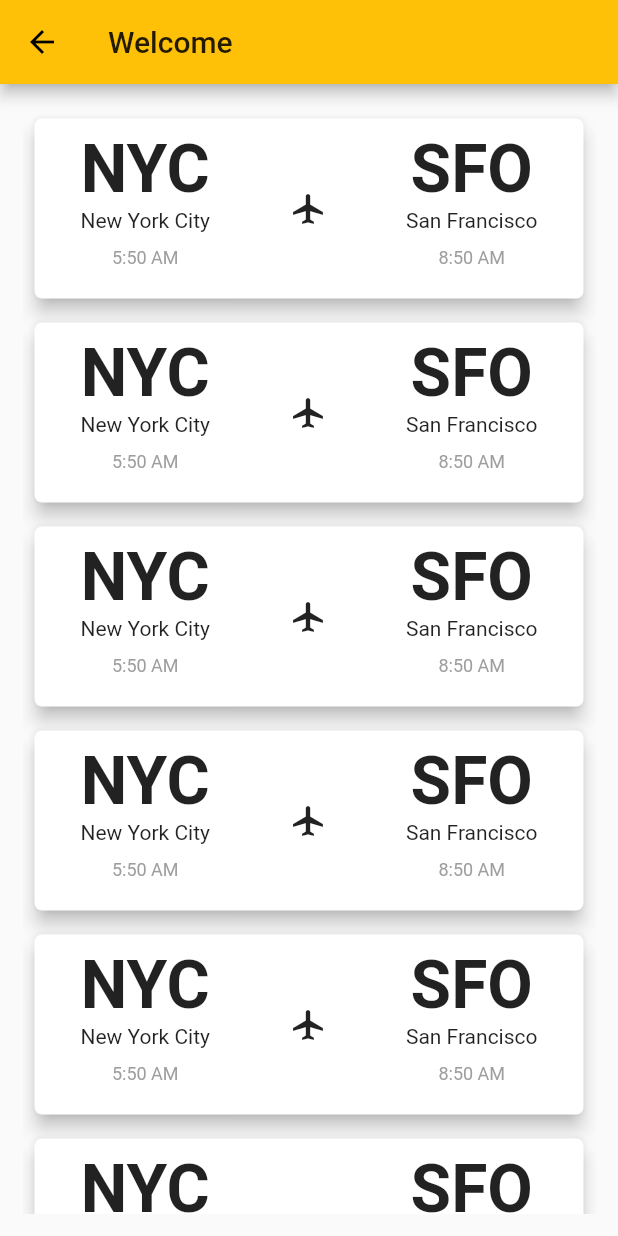
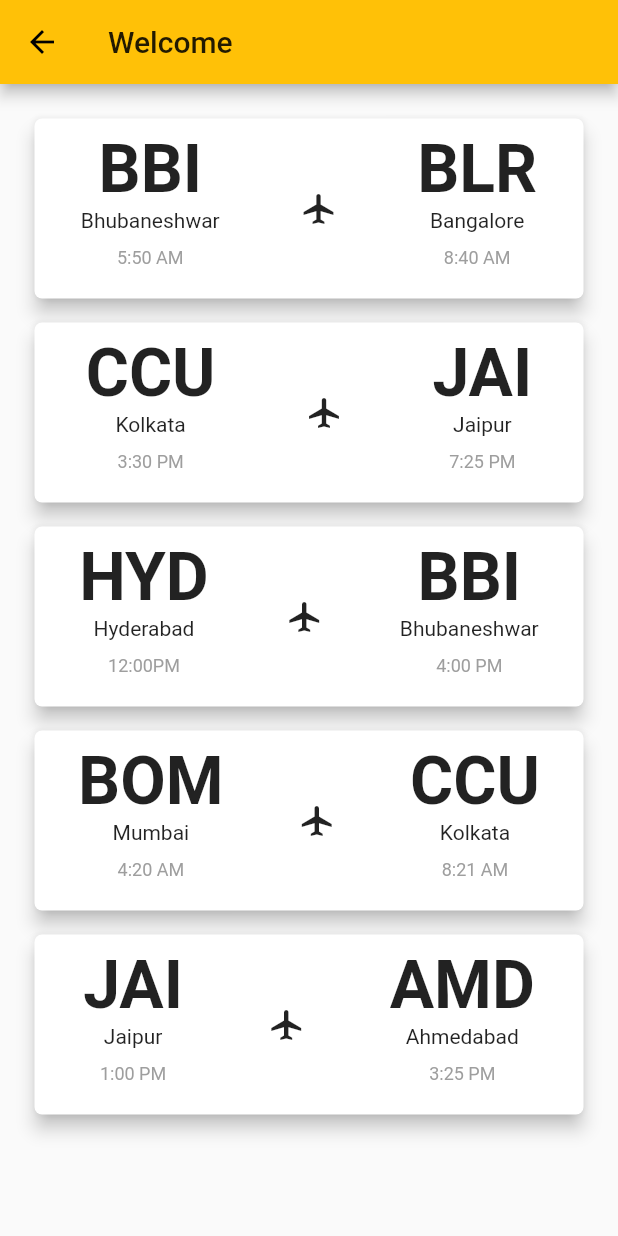
Before and after one commit to PoojaB26/FlightBookingFlutter, a Flutter app: the screen it shows after launch, after a tap on "Proceed", on a phone screen of 412 x 824 dp. Run offline on Flutter 3.47's test engine with Material 2 defaults, Android fonts, the phone set to English and light mode, and no system bars.

```diff
--- a/lib/flight_details_card.dart
+++ b/lib/flight_card.dart
@@ -1,14 +1,17 @@
 import 'package:flutter/material.dart';
 import 'flights_details_screen.dart';
+import 'flight_model.dart';
 
 
-class FlightDetailsCard extends StatelessWidget{
+class FlightCard extends StatelessWidget{
   final String passengerName;
   final bool isClickable;
+  final Flight flight;
 
-  FlightDetailsCard({
+  FlightCard({
     this.passengerName,
-    this.isClickable
+    this.isClickable,
+    this.flight,
   });
 
 
@@ -36,7 +39,9 @@ class FlightDetailsCard extends StatelessWidget{
         Navigator.of(context).push(
             MaterialPageRoute(
                 builder: (BuildContext context)
-                => FlightDetailScreen(passengerName: passengerName,)))
+                => FlightDetailScreen(
+                    passengerName: passengerName,
+                flight: flight)))
             :null;
       },
       child: Card(
@@ -49,9 +54,9 @@ class FlightDetailsCard extends StatelessWidget{
             mainAxisSize: MainAxisSize.max,
             mainAxisAlignment: MainAxisAlignment.spaceAround,
             children: <Widget>[
-              _cityStyle("NYC", "New York City", "5:50 AM"),
+              _cityStyle(flight.from, flight.fromCity, flight.departTime),
               Icon(Icons.airplanemode_active),
-              _cityStyle("SFO", "San Francisco", "8:50 AM"),
+              _cityStyle(flight.to, flight.toCity, flight.arriveTime),
             ],
           ),
         ),
--- /dev/null
+++ b/lib/flight_dummy.dart
@@ -0,0 +1,23 @@
+import 'flight_model.dart';
+
+class FlightsMockData {
+
+  static var articleCount = 5;
+
+  static var from = ["BBI", "CCU", "HYD", "BOM", "JAI"];
+  static var to = ["BLR", "JAI", "BBI", "CCU", "AMD"];
+  static var fromCity = ["Bhubaneshwar", "Kolkata", "Hyderabad", "Mumbai", "Jaipur"];
+  static var toCity = ["Bangalore", "Jaipur", "Bhubaneshwar", "Kolkata", "Ahmedabad"];
+  static var departTime = ["5:50 AM", "3:30 PM", "12:00PM", "4:20 AM", "1:00 PM"];
+  static var arriveTime = ["8:40 AM", "7:25 PM", "4:00 PM", "8:21 AM", "3:25 PM"];
+
+  static getFlights(int position) {
+    return Flight(from[position],
+        to[position],
+        fromCity[position],
+        toCity[position],
+        departTime[position],
+        arriveTime[position]);
+  }
+
+}
--- a/lib/flight_list_screen.dart
+++ b/lib/flight_list_screen.dart
@@ -1,7 +1,12 @@
 import 'package:flutter/material.dart';
-import 'flight_details_card.dart';
+import 'flight_card.dart';
+import 'flight_dummy.dart';
+import 'flight_model.dart';
+
 
 class FlightListScreen extends StatelessWidget{
+
+  Flight flight;
 
   final String userFullName;
   FlightListScreen({this.userFullName});
@@ -13,14 +18,19 @@ class FlightListScreen extends StatelessWidget{
         body: Padding(
           padding: const EdgeInsets.all(15.0),
           child: ListView.builder(
-              itemCount: 15,
-              itemBuilder: (context, index) => Padding(
+
+              itemCount: 5,
+              itemBuilder: (context, index) {
+                flight = FlightsMockData.getFlights(index);
+                return Padding(
                 padding: const EdgeInsets.all(8.0),
-                child: FlightDetailsCard(
+                child: FlightCard(
                   passengerName: userFullName,
                   isClickable: true,
+                  flight: flight,
                 ),
-              )),
+              );
+              }),
         )
     );
   }
--- /dev/null
+++ b/lib/flight_model.dart
@@ -0,0 +1,17 @@
+class Flight{
+  String from;
+  String to;
+  String fromCity;
+  String toCity;
+  String departTime;
+  String arriveTime;
+
+  Flight(
+    this.from,
+    this.to,
+    this.fromCity,
+    this.toCity,
+    this.departTime,
+    this.arriveTime
+  );
+}
--- a/lib/flights_details_screen.dart
+++ b/lib/flights_details_screen.dart
@@ -1,9 +1,13 @@
 import 'package:flutter/material.dart';
-import 'flight_details_card.dart';
+import 'flight_card.dart';
+import 'flight_model.dart';
+
+
 class FlightDetailScreen extends StatelessWidget{
   final String passengerName;
+  final Flight flight;
 
-  FlightDetailScreen({this.passengerName});
+  FlightDetailScreen({this.passengerName, this.flight});
 
   @override
   Widget build(BuildContext context) {
@@ -68,8 +72,9 @@ class FlightDetailScreen extends StatelessWidget{
                   mainAxisSize: MainAxisSize.max,
                   crossAxisAlignment: CrossAxisAlignment.stretch,
                   children: <Widget>[
-                    FlightDetailsCard(
+                    FlightCard(
                       isClickable: false,
+                      flight: flight,
                     ),
                     _passengerDetailsCard,
                   ],
```
